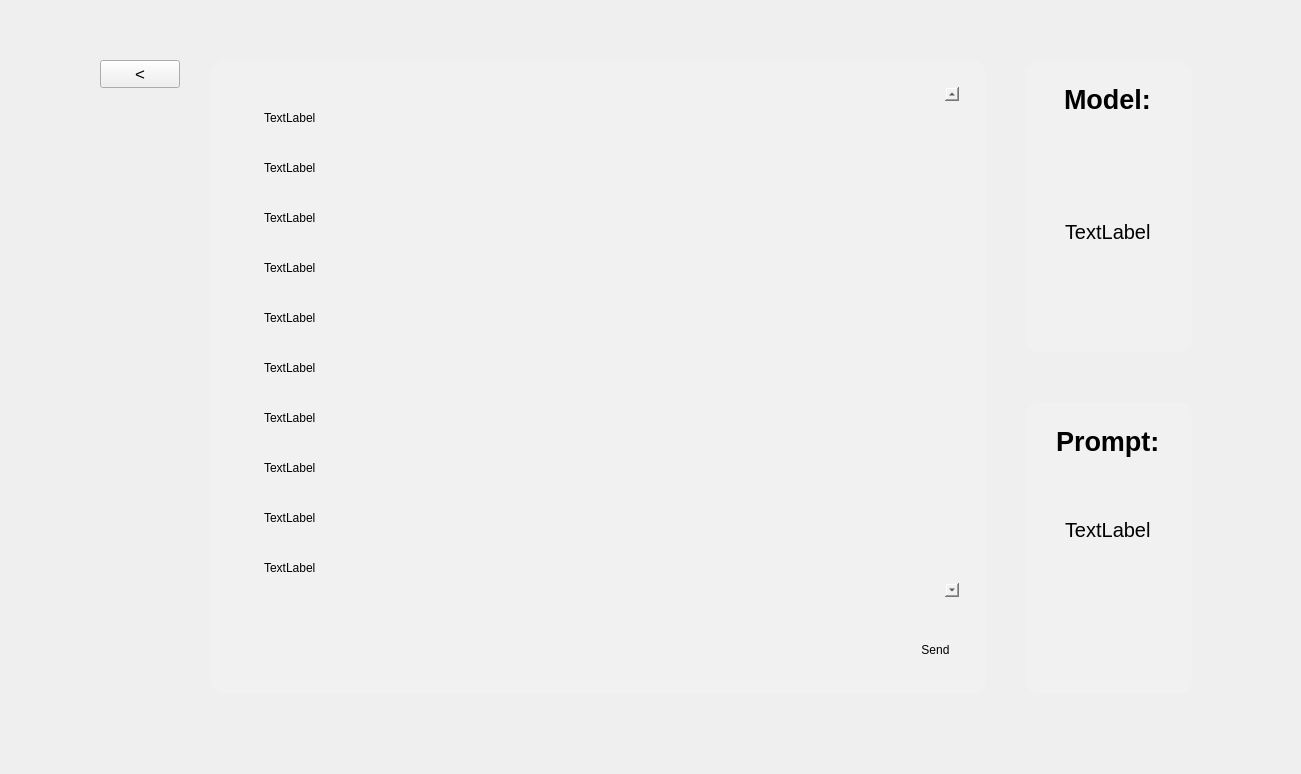
First picture: the form in mainwindow.ui, repository HSE-DSBA-233/this-is-fine-client, before the edit.
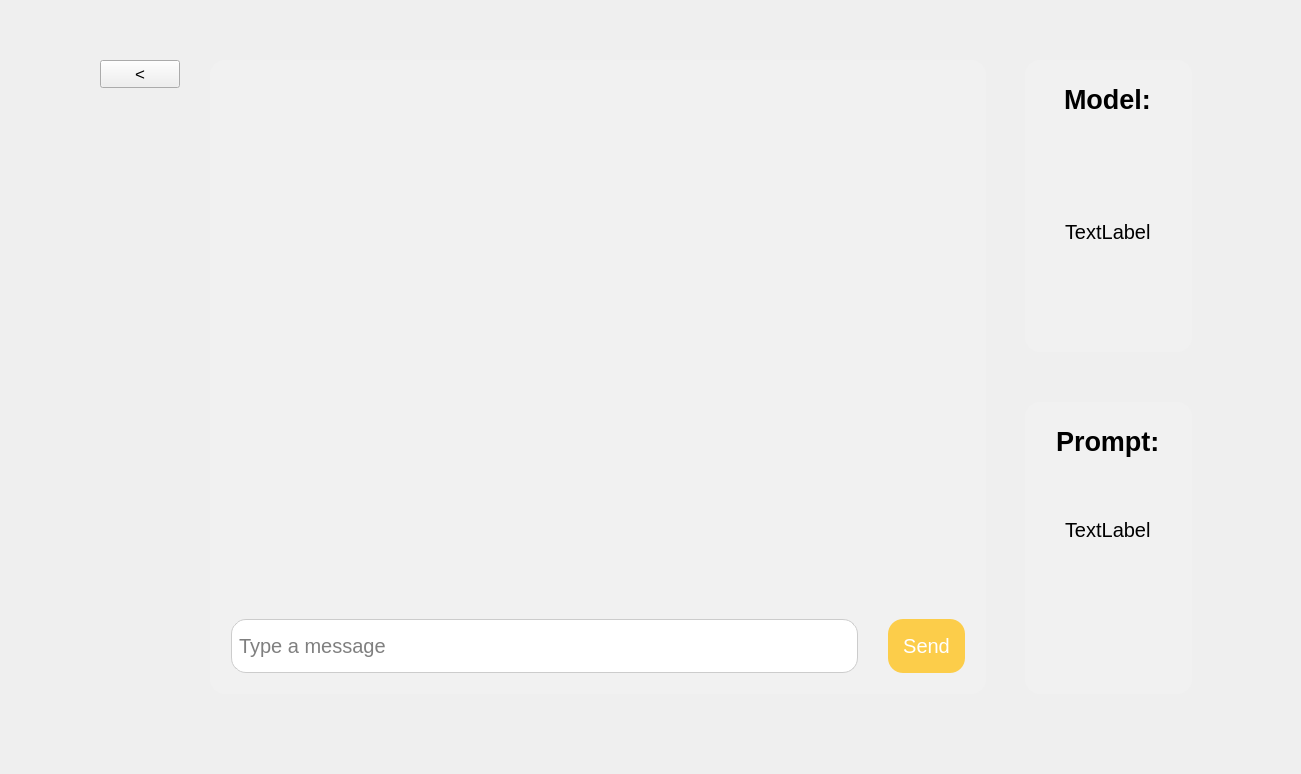
Second picture: the form after the edit. The open tabs and pages were chosen to show the change. Icons and pictures are not drawn.

```diff
--- a/mainwindow.ui
+++ b/mainwindow.ui
@@ -667,113 +667,18 @@
             <number>12</number>
            </property>
            <item>
-            <widget class="QScrollArea" name="chatWindowWidget">
-             <property name="widgetResizable">
+            <widget class="QTextEdit" name="chatWindowWidget">
+             <property name="font">
+              <font>
+               <pointsize>15</pointsize>
+              </font>
+             </property>
+             <property name="readOnly">
               <bool>true</bool>
              </property>
-             <widget class="QWidget" name="scrollAreaWidgetContents">
-              <property name="geometry">
-               <rect>
-                <x>0</x>
-                <y>0</y>
-                <width>771</width>
-                <height>718</height>
-               </rect>
-              </property>
-              <layout class="QVBoxLayout" name="verticalLayout_12">
-               <item>
-                <widget class="QLabel" name="label_4">
-                 <property name="text">
-                  <string>TextLabel</string>
-                 </property>
-                </widget>
-               </item>
-               <item>
-                <widget class="QLabel" name="label_14">
-                 <property name="text">
-                  <string>TextLabel</string>
-                 </property>
-                </widget>
-               </item>
-               <item>
-                <widget class="QLabel" name="label_13">
-                 <property name="text">
-                  <string>TextLabel</string>
-                 </property>
-                </widget>
-               </item>
-               <item>
-                <widget class="QLabel" name="label_12">
-                 <property name="text">
-                  <string>TextLabel</string>
-                 </property>
-                </widget>
-               </item>
-               <item>
-                <widget class="QLabel" name="label_11">
-                 <property name="text">
-                  <string>TextLabel</string>
-                 </property>
-                </widget>
-               </item>
-               <item>
-                <widget class="QLabel" name="label_10">
-                 <property name="text">
-                  <string>TextLabel</string>
-                 </property>
-                </widget>
-               </item>
-               <item>
-                <widget class="QLabel" name="label_9">
-                 <property name="text">
-                  <string>TextLabel</string>
-                 </property>
-                </widget>
-               </item>
-               <item>
-                <widget class="QLabel" name="label_8">
-                 <property name="text">
-                  <string>TextLabel</string>
-                 </property>
-                </widget>
-               </item>
-               <item>
-                <widget class="QLabel" name="label_7">
-                 <property name="text">
-                  <string>TextLabel</string>
-                 </property>
-                </widget>
-               </item>
-               <item>
-                <widget class="QLabel" name="label_6">
-                 <property name="text">
-                  <string>TextLabel</string>
-                 </property>
-                </widget>
-               </item>
-               <item>
-                <widget class="QLabel" name="label_5">
-                 <property name="text">
-                  <string>TextLabel</string>
-                 </property>
-                </widget>
-               </item>
-               <item>
-                <widget class="QLabel" name="label_3">
-                 <property name="text">
-                  <string>TextLabel</string>
-                 </property>
-                </widget>
-               </item>
-               <item>
-                <widget class="QLabel" name="label_2">
-                 <property name="text">
-                  <string>TextLabel</string>
-                 </property>
-                </widget>
-               </item>
-              </layout>
-             </widget>
+             <property name="textInteractionFlags">
+              <set>Qt::TextSelectableByMouse</set>
+             </property>
             </widget>
            </item>
            <item>
@@ -784,16 +689,99 @@
               </property>
               <item>
                <widget class="QLineEdit" name="chatInput2Widget">
+                <property name="sizePolicy">
+                 <sizepolicy hsizetype="Expanding" vsizetype="Minimum">
+                  <horstretch>0</horstretch>
+                  <verstretch>0</verstretch>
+                 </sizepolicy>
+                </property>
+                <property name="font">
+                 <font>
+                  <pointsize>15</pointsize>
+                 </font>
+                </property>
+                <property name="mouseTracking">
+                 <bool>true</bool>
+                </property>
+                <property name="tabletTracking">
+                 <bool>false</bool>
+                </property>
+                <property name="focusPolicy">
+                 <enum>Qt::StrongFocus</enum>
+                </property>
+                <property name="autoFillBackground">
+                 <bool>false</bool>
+                </property>
+                <property name="styleSheet">
+                 <string notr="true">background-color: #fff; border: 1px solid #ccc; padding: 5px;</string>
+                </property>
                 <property name="text">
                  <string/>
                 </property>
+                <property name="frame">
+                 <bool>false</bool>
+                </property>
+                <property name="dragEnabled">
+                 <bool>false</bool>
+                </property>
+                <property name="placeholderText">
+                 <string>Type a message</string>
+                </property>
+                <property name="cursorMoveStyle">
+                 <enum>Qt::VisualMoveStyle</enum>
+                </property>
+                <property name="clearButtonEnabled">
+                 <bool>false</bool>
+                </property>
                </widget>
               </item>
               <item>
                <widget class="QPushButton" name="page4Button">
+                <property name="sizePolicy">
+                 <sizepolicy hsizetype="Minimum" vsizetype="Minimum">
+                  <horstretch>0</horstretch>
+                  <verstretch>0</verstretch>
+                 </sizepolicy>
+                </property>
+                <property name="font">
+                 <font>
+                  <pointsize>15</pointsize>
+                  <bold>false</bold>
+                 </font>
+                </property>
+                <property name="cursor">
+                 <cursorShape>PointingHandCursor</cursorShape>
+                </property>
+                <property name="autoFillBackground">
+                 <bool>false</bool>
+                </property>
+                <property name="styleSheet">
+                 <string notr="true">background-color: #FCCD4A; color: white;</string>
+                </property>
                 <property name="text">
                  <string>Send</string>
                 </property>
+                <property name="checkable">
+                 <bool>false</bool>
+                </property>
+                <property name="checked">
+                 <bool>false</bool>
+                </property>
+                <property name="autoRepeat">
+                 <bool>false</bool>
+                </property>
+                <property name="autoExclusive">
+                 <bool>false</bool>
+                </property>
+                <property name="autoDefault">
+                 <bool>false</bool>
+                </property>
+                <property name="default">
+                 <bool>false</bool>
+                </property>
+                <property name="flat">
+                 <bool>false</bool>
+                </property>
                </widget>
               </item>
              </layout>
```
Left out of the diff: 24 changed lines with no effect on the pictures.
